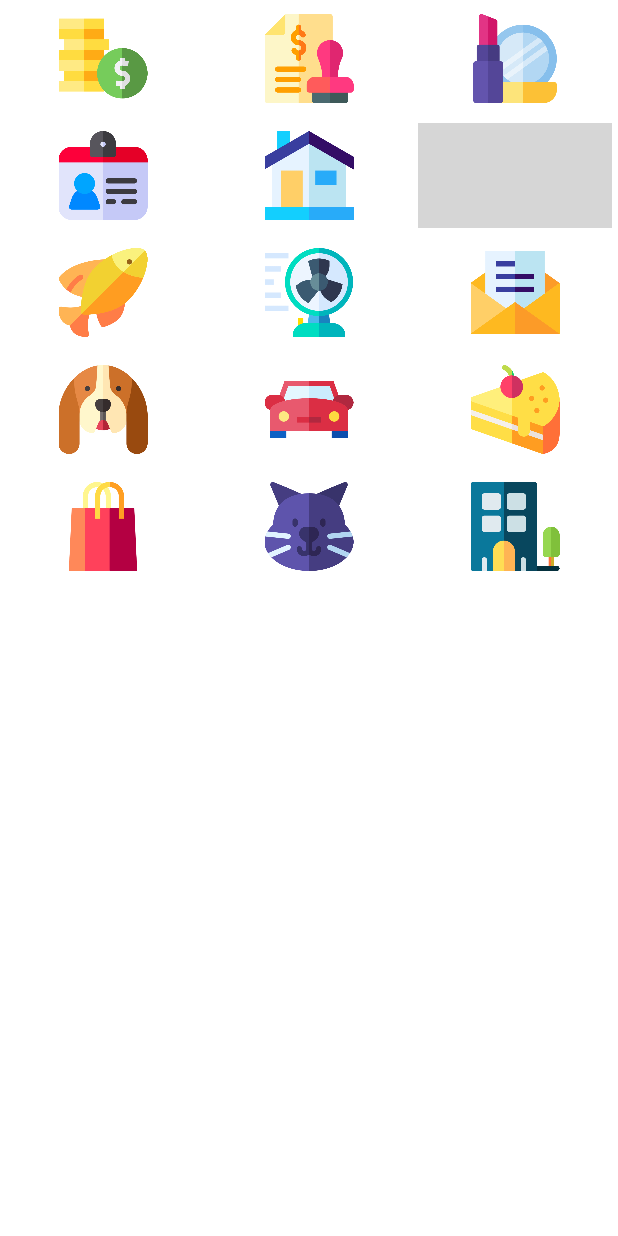
After one commit to ShaharBirzon/SaveMe, an Android app: the layout fragment_choose_icon.xml on its own in the app's theme, with its tools: preview values and no code run, on a phone screen of 412 x 824 dp. The commit adds this screen. Run offline under Robolectric (Android 15) with nearby library versions, the phone set to English and light mode, and no system bars; grey boxes are pictures that could not be loaded.

Commit message:
add category icon

```diff
--- a/app/build.gradle
+++ b/app/build.gradle
@@ -27,6 +27,7 @@ dependencies {
     implementation 'com.google.android.material:material:1.1.0'
     implementation 'com.squareup.picasso:picasso:2.71828'
     implementation 'com.google.firebase:firebase-firestore:21.5.0'
+    implementation 'androidx.gridlayout:gridlayout:1.0.0'
     testImplementation 'junit:junit:4.13'
     androidTestImplementation 'androidx.test.ext:junit:1.1.1'
     androidTestImplementation 'androidx.test.espresso:espresso-core:3.2.0'
--- a/app/src/main/java/com/example/saveme/category/CategoryActivity.java
+++ b/app/src/main/java/com/example/saveme/category/CategoryActivity.java
@@ -239,4 +239,8 @@ public class CategoryActivity extends AppCompatActivity {
         setResult(RESULT_OK, intent);
         finish();
     }
+
+    public void onClickChooseIcon(View view) {
+
+    }
 }
--- a/app/src/main/java/com/example/saveme/main/AddCategoryDialog.java
+++ b/app/src/main/java/com/example/saveme/main/AddCategoryDialog.java
@@ -37,7 +37,7 @@ public class AddCategoryDialog extends DialogFragment {
     //widgets
     private TextInputLayout titleInput;
     private TextInputLayout descriptionInput;
-    private Button actionOkButton, actionCancelButton;
+    private Button actionOkButton, actionCancelButton, chooseIconButton;
     private Spinner titleSpinner;
 
 
@@ -47,6 +47,7 @@ public class AddCategoryDialog extends DialogFragment {
         View view = inflater.inflate(R.layout.add_category_dialog_fragment, container, false);
         actionCancelButton = view.findViewById(R.id.btn_action_cancel);
         actionOkButton = view.findViewById(R.id.btn_action_ok);
+        chooseIconButton = view.findViewById(R.id.btn_choose_icon);
         titleInput = view.findViewById(R.id.et_title);
         titleInput.setVisibility(View.INVISIBLE);
         titleSpinner = view.findViewById(R.id.spinner_title);
@@ -79,6 +80,15 @@ public class AddCategoryDialog extends DialogFragment {
             }
         });
 
+        chooseIconButton.setOnClickListener(new View.OnClickListener() {
+            @Override
+            public void onClick(View v) {
+                Log.d(TAG, "onClick: chooseIconButton");
+                ChooseIconFragment chooseIconFragment = new ChooseIconFragment();
+                chooseIconFragment.show(getActivity().getSupportFragmentManager(), "AddCategoryDialogFragment");
+            }
+        });
+
         return view;
     }
 
@@ -106,11 +116,11 @@ public class AddCategoryDialog extends DialogFragment {
                 String title = titlesAdapter.getItem(position);
                 if (title.equals("Other")){
                     titleInput.setVisibility(View.VISIBLE);
-                    ((RelativeLayout.LayoutParams) descriptionInput.getLayoutParams()).addRule(RelativeLayout.BELOW, R.id.et_title);
+                    ((RelativeLayout.LayoutParams)chooseIconButton.getLayoutParams()).addRule(RelativeLayout.BELOW, R.id.et_title);
                 }
                 else {
                     titleInput.setVisibility(View.INVISIBLE);
-                    ((RelativeLayout.LayoutParams) descriptionInput.getLayoutParams()).addRule(RelativeLayout.BELOW, R.id.spinner_title);
+                    ((RelativeLayout.LayoutParams) chooseIconButton.getLayoutParams()).addRule(RelativeLayout.BELOW, R.id.spinner_title);
                 }
             }
             @Override
--- /dev/null
+++ b/app/src/main/java/com/example/saveme/main/ChooseIconFragment.java
@@ -0,0 +1,37 @@
+package com.example.saveme.main;
+
+import android.os.Bundle;
+import android.view.LayoutInflater;
+import android.view.View;
+import android.view.ViewGroup;
+import android.widget.ImageView;
+
+import androidx.fragment.app.DialogFragment;
+import androidx.annotation.NonNull;
+import androidx.annotation.Nullable;
+import android.widget.GridLayout;
+
+import com.example.saveme.R;
+
+public class ChooseIconFragment extends DialogFragment {
+
+    @Nullable
+    @Override
+    public View onCreateView(@NonNull LayoutInflater inflater,
+                             @Nullable ViewGroup container,
+                             @Nullable Bundle savedInstanceState) {
+        View view = inflater.inflate(R.layout.fragment_choose_icon, container, false);
+        GridLayout grid = (GridLayout) view.findViewById(R.id.gl_choose_icon);
+        int childCount = grid.getChildCount();
+
+        for (int i= 0; i < childCount; i++){
+            ImageView currentImage = (ImageView) grid.getChildAt(i);
+            currentImage.setOnClickListener(new View.OnClickListener(){
+                public void onClick(View view){
+                    getDialog().dismiss();
+                }
+            });
+        }
+        return view;
+    }
+}
--- a/app/src/main/res/layout/add_category_dialog_fragment.xml
+++ b/app/src/main/res/layout/add_category_dialog_fragment.xml
@@ -45,6 +45,18 @@
 
     </com.google.android.material.textfield.TextInputLayout>
 
+    <Button
+        android:id="@+id/btn_choose_icon"
+        android:layout_width="match_parent"
+        android:layout_height="wrap_content"
+        android:layout_below="@id/spinner_title"
+        android:layout_alignParentEnd="true"
+        android:layout_alignParentRight="true"
+        android:layout_marginLeft="16dp"
+        android:layout_marginTop="16dp"
+        android:layout_marginRight="16dp"
+        android:text="Choose icon" />
+
     <com.google.android.material.textfield.TextInputLayout
         android:id="@+id/et_description"
         android:layout_width="match_parent"
@@ -52,7 +64,7 @@
         android:hint="Description"
         app:helperTextEnabled="true"
         app:helperText="optional"
-        android:layout_below="@id/et_title"
+        android:layout_below="@id/btn_choose_icon"
         android:layout_marginLeft="16dp"
         android:layout_marginTop="16dp"
         android:layout_marginRight="16dp"
--- /dev/null
+++ b/app/src/main/res/layout/fragment_choose_icon.xml
@@ -0,0 +1,137 @@
+<GridLayout xmlns:android="http://schemas.android.com/apk/res/android"
+    xmlns:app="http://schemas.android.com/apk/res-auto"
+    android:id="@+id/gl_choose_icon"
+    android:layout_width="match_parent"
+    android:layout_height="match_parent"
+    android:columnCount="3"
+    android:rowCount="6"
+    android:useDefaultMargins="true">
+
+    <ImageView
+        android:id="@+id/imageView27"
+        android:layout_width="70dp"
+        android:layout_height="70dp"
+        android:layout_columnWeight="1"
+        android:padding="5dp"
+        android:src="@drawable/money" />
+
+    <ImageView
+        android:id="@+id/imageView26"
+        android:layout_width="70dp"
+        android:layout_height="70dp"
+        android:layout_columnWeight="1"
+        android:padding="5dp"
+        android:src="@drawable/tax" />
+
+    <ImageView
+        android:id="@+id/imageView25"
+        android:layout_width="70dp"
+        android:layout_height="70dp"
+        android:layout_columnWeight="1"
+        android:padding="5dp"
+        android:src="@drawable/lipstick" />
+
+    <ImageView
+        android:id="@+id/imageView24"
+        android:layout_width="70dp"
+        android:layout_height="70dp"
+        android:layout_columnWeight="1"
+        android:padding="5dp"
+        android:src="@drawable/id" />
+
+    <ImageView
+        android:id="@+id/imageView23"
+        android:layout_width="70dp"
+        android:layout_height="70dp"
+        android:layout_columnWeight="1"
+        android:padding="5dp"
+        android:src="@drawable/house" />
+
+    <ImageView
+        android:id="@+id/imageView22"
+        android:layout_width="70dp"
+        android:layout_height="70dp"
+        android:layout_columnWeight="1"
+        android:padding="5dp"
+
+        android:src="@drawable/garden" />
+
+    <ImageView
+        android:id="@+id/imageView20"
+        android:layout_width="70dp"
+        android:layout_height="70dp"
+        android:layout_columnWeight="1"
+        android:padding="5dp"
+
+        android:src="@drawable/fish" />
+
+    <ImageView
+        android:id="@+id/imageView19"
+        android:layout_width="70dp"
+        android:layout_height="70dp"
+        android:layout_columnWeight="1"
+        android:padding="5dp"
+
+        android:src="@drawable/fan" />
+
+    <ImageView
+        android:id="@+id/imageView18"
+        android:layout_width="70dp"
+        android:layout_height="70dp"
+        android:layout_columnWeight="1"
+        android:padding="5dp"
+
+        android:src="@drawable/email" />
+
+    <ImageView
+        android:id="@+id/imageView17"
+        android:layout_width="70dp"
+        android:layout_height="70dp"
+        android:layout_columnWeight="1"
+        android:padding="5dp"
+
+        android:src="@drawable/dog" />
+
+    <ImageView
+        android:id="@+id/imageView13"
+        android:layout_width="70dp"
+        android:layout_height="70dp"
+        android:layout_columnWeight="1"
+        android:padding="5dp"
+
+        android:src="@drawable/car" />
+
+    <ImageView
+        android:id="@+id/imageView12"
+        android:layout_width="70dp"
+        android:layout_height="70dp"
+        android:layout_columnWeight="1"
+        android:padding="5dp"
+
+        android:src="@drawable/cake" />
+
+    <ImageView
+        android:id="@+id/imageView11"
+        android:layout_width="70dp"
+        android:layout_height="70dp"
+        android:layout_columnWeight="1"
+        android:padding="5dp"
+
+        android:src="@drawable/buy" />
+
+    <ImageView
+        android:id="@+id/imageView15"
+        android:layout_width="70dp"
+        android:layout_height="70dp"
+        android:layout_columnWeight="1"
+        android:padding="5dp"
+        android:src="@drawable/cat" />
+
+    <ImageView
+        android:id="@+id/imageView16"
+        android:layout_width="70dp"
+        android:layout_height="70dp"
+        android:layout_columnWeight="1"
+        android:padding="5dp"
+        android:src="@drawable/company" />
+</GridLayout>
--- /dev/null
+++ b/app/src/main/res/values/dimens.xml
@@ -0,0 +1,3 @@
+<resources>
+    <dimen name="text_margin">16dp</dimen>
+</resources>
--- a/build.gradle
+++ b/build.gradle
@@ -7,7 +7,7 @@ buildscript {
         mavenCentral()
     }
     dependencies {
-        classpath 'com.android.tools.build:gradle:3.5.1'
+        classpath 'com.android.tools.build:gradle:4.0.1'
         classpath 'com.google.gms:google-services:4.3.3'
         // NOTE: Do not place your application dependencies here; they belong
         // in the individual module build.gradle files
```
Also changed, not shown: gradle/wrapper/gradle-wrapper.properties.
